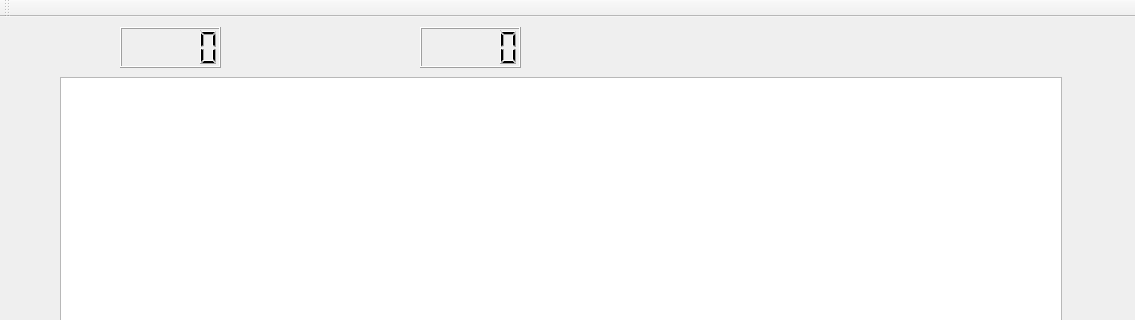
This is mainwindow.ui in carlosxdcubo/flappybirds as Qt 5 draws it before an edit; both pictures show x 0 to 1135 and y 0 to 320 of the 1135 by 872 pixel window. The edited form follows.
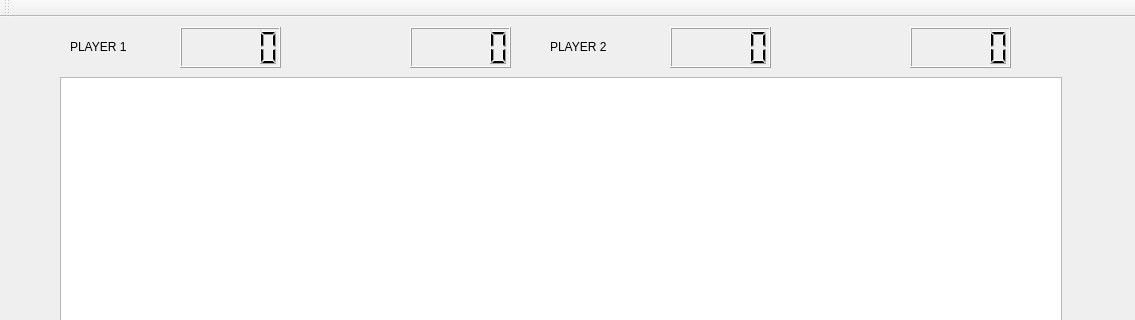
This is the edited form. Icons and pictures are not drawn.

The edit to the form file:
```diff
--- a/mainwindow.ui
+++ b/mainwindow.ui
@@ -40,7 +40,7 @@
    <widget class="QLabel" name="label">
     <property name="geometry">
      <rect>
-      <x>80</x>
+      <x>130</x>
       <y>0</y>
       <width>41</width>
       <height>61</height>
@@ -53,7 +53,7 @@
    <widget class="QLCDNumber" name="lcdNumber">
     <property name="geometry">
      <rect>
-      <x>120</x>
+      <x>180</x>
       <y>10</y>
       <width>101</width>
       <height>41</height>
@@ -63,8 +63,8 @@
    <widget class="QLabel" name="label_2">
     <property name="geometry">
      <rect>
-      <x>290</x>
-      <y>10</y>
+      <x>280</x>
+      <y>0</y>
       <width>121</width>
       <height>51</height>
      </rect>
@@ -76,13 +76,85 @@
    <widget class="QLCDNumber" name="lcdNumber_2">
     <property name="geometry">
      <rect>
-      <x>420</x>
+      <x>410</x>
       <y>10</y>
       <width>101</width>
       <height>41</height>
      </rect>
     </property>
    </widget>
+   <widget class="QLabel" name="label_3">
+    <property name="geometry">
+     <rect>
+      <x>620</x>
+      <y>0</y>
+      <width>41</width>
+      <height>61</height>
+     </rect>
+    </property>
+    <property name="text">
+     <string>&lt;html&gt;&lt;head/&gt;&lt;body&gt;&lt;p&gt;&lt;img src=&quot;:/new/prefix1/vidas.png&quot;/&gt;&lt;/p&gt;&lt;/body&gt;&lt;/html&gt;</string>
+    </property>
+   </widget>
+   <widget class="QLCDNumber" name="lcdNumber_3">
+    <property name="geometry">
+     <rect>
+      <x>670</x>
+      <y>10</y>
+      <width>101</width>
+      <height>41</height>
+     </rect>
+    </property>
+   </widget>
+   <widget class="QLabel" name="label_4">
+    <property name="geometry">
+     <rect>
+      <x>790</x>
+      <y>10</y>
+      <width>121</width>
+      <height>51</height>
+     </rect>
+    </property>
+    <property name="text">
+     <string>&lt;html&gt;&lt;head/&gt;&lt;body&gt;&lt;p&gt;&lt;img src=&quot;:/new/prefix1/score.png&quot;/&gt;&lt;/p&gt;&lt;/body&gt;&lt;/html&gt;</string>
+    </property>
+   </widget>
+   <widget class="QLCDNumber" name="lcdNumber_4">
+    <property name="geometry">
+     <rect>
+      <x>910</x>
+      <y>10</y>
+      <width>101</width>
+      <height>41</height>
+     </rect>
+    </property>
+   </widget>
+   <widget class="QLabel" name="label_5">
+    <property name="geometry">
+     <rect>
+      <x>70</x>
+      <y>20</y>
+      <width>61</width>
+      <height>21</height>
+     </rect>
+    </property>
+    <property name="text">
+     <string>&lt;html&gt;&lt;head/&gt;&lt;body&gt;&lt;p&gt;PLAYER 1&lt;/p&gt;&lt;/body&gt;&lt;/html&gt;</string>
+    </property>
+   </widget>
+   <widget class="QLabel" name="label_6">
+    <property name="geometry">
+     <rect>
+      <x>550</x>
+      <y>20</y>
+      <width>61</width>
+      <height>21</height>
+     </rect>
+    </property>
+    <property name="text">
+     <string>&lt;html&gt;&lt;head/&gt;&lt;body&gt;&lt;p&gt;PLAYER 2&lt;/p&gt;&lt;/body&gt;&lt;/html&gt;</string>
+    </property>
+   </widget>
   </widget>
   <widget class="QMenuBar" name="menuBar">
    <property name="geometry">
```
